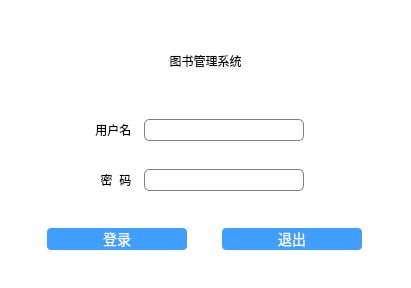
This is cell/dlg_login.ui in jijijitian/QTBookManagerSystem as Qt 5 draws it before an edit. The edited form follows.
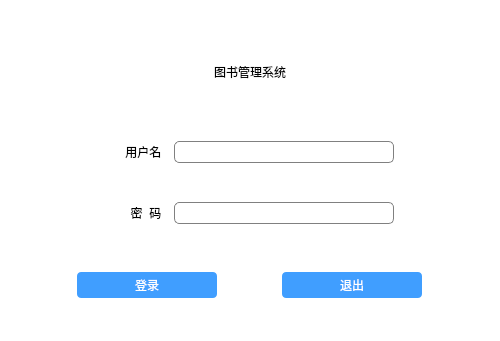
This is the edited form.

What changed in the file:
```diff
--- a/cell/dlg_login.ui
+++ b/cell/dlg_login.ui
@@ -6,8 +6,8 @@
    <rect>
     <x>0</x>
     <y>0</y>
-    <width>411</width>
-    <height>288</height>
+    <width>500</width>
+    <height>341</height>
    </rect>
   </property>
   <property name="windowTitle">
@@ -15,24 +15,24 @@
   </property>
   <property name="styleSheet">
    <string notr="true">QLabel#lb_title{
-	font:38px '星月行书'
+	font:44px '星月行书';
 }
 QLabel#lb_txt1,QLabel#lb_txt2{
-font:16px '楷体'
+font:20px '黑体';
 }
 QLineEdit{
 border-radius:5px;
 min-height: 20px;
-border:1px solid gray
+border:1px solid gray;
 }
 QPushButton{
 border-radius:4px;
 background:#409eff;
 color:white;
-font-size:14px
+font:18px &quot;黑体&quot;;
 }
 QWidget#bg{
-background:white
+background:white;
 }</string>
   </property>
   <layout class="QGridLayout" name="gridLayout">
@@ -56,12 +56,21 @@
      <layout class="QGridLayout" name="gridLayout_2">
       <item row="2" column="1" colspan="2">
        <widget class="QLineEdit" name="le_password">
+        <property name="minimumSize">
+         <size>
+          <width>0</width>
+          <height>22</height>
+         </size>
+        </property>
         <property name="maximumSize">
          <size>
-          <width>160</width>
+          <width>220</width>
           <height>16777215</height>
          </size>
         </property>
+        <property name="echoMode">
+         <enum>QLineEdit::Password</enum>
+        </property>
        </widget>
       </item>
       <item row="0" column="0" colspan="3">
@@ -82,9 +91,15 @@
       </item>
       <item row="1" column="1" colspan="2">
        <widget class="QLineEdit" name="le_userName">
+        <property name="minimumSize">
+         <size>
+          <width>0</width>
+          <height>22</height>
+         </size>
+        </property>
         <property name="maximumSize">
          <size>
-          <width>160</width>
+          <width>220</width>
           <height>16777215</height>
          </size>
         </property>
@@ -130,7 +145,7 @@
            <property name="minimumSize">
             <size>
              <width>0</width>
-             <height>22</height>
+             <height>26</height>
             </size>
            </property>
            <property name="maximumSize">
@@ -149,7 +164,7 @@
            <property name="minimumSize">
             <size>
              <width>0</width>
-             <height>22</height>
+             <height>26</height>
             </size>
            </property>
            <property name="maximumSize">
```
